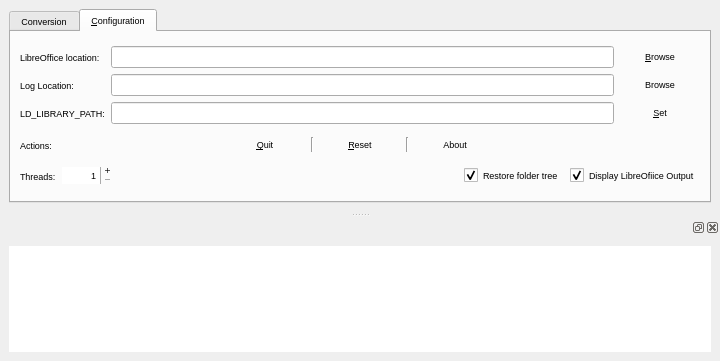
Qt form src/mainwindow.ui (a-lemonnier/ms2od) before a commit.
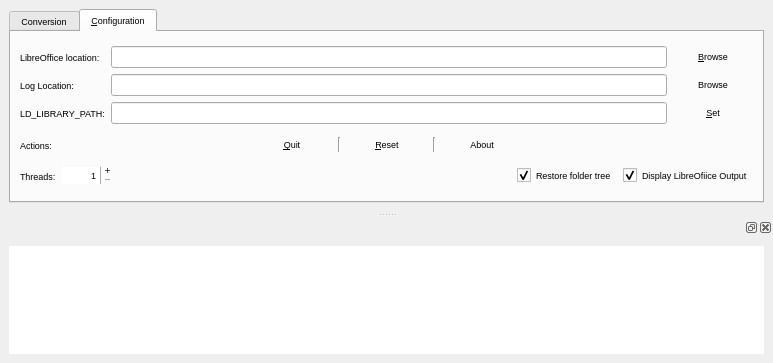
The same form after that commit. The open tabs and pages were chosen to show the change. Icons and pictures are not drawn. Custom widgets are drawn as their Qt base class.

Patch:
```diff
--- a/src/mainwindow.ui
+++ b/src/mainwindow.ui
@@ -9,8 +9,8 @@
    <rect>
     <x>0</x>
     <y>0</y>
-    <width>676</width>
-    <height>361</height>
+    <width>773</width>
+    <height>363</height>
    </rect>
   </property>
   <property name="sizePolicy">
```
Left out of the diff: 36 changed lines with no effect on the pictures.
